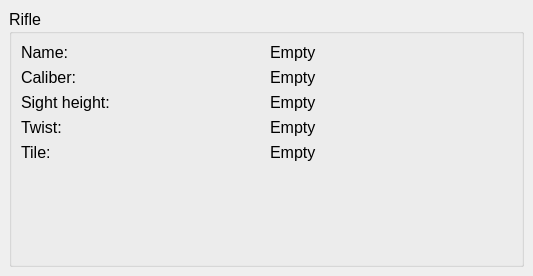
Qt form ui_templates/catalog_rifle_info.ui (o-murphy/archer_ballistics_constructor) before a commit.
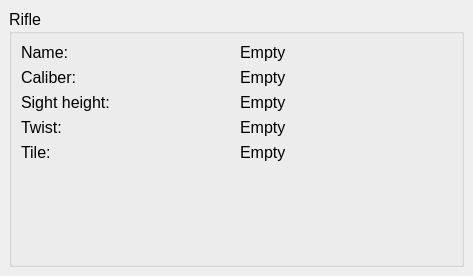
The same form after that commit.

```diff
--- a/ui_templates/catalog_rifle_info.ui
+++ b/ui_templates/catalog_rifle_info.ui
@@ -6,7 +6,7 @@
    <rect>
     <x>0</x>
     <y>0</y>
-    <width>533</width>
+    <width>473</width>
     <height>276</height>
    </rect>
   </property>
@@ -16,6 +16,12 @@
     <verstretch>0</verstretch>
    </sizepolicy>
   </property>
+  <property name="maximumSize">
+   <size>
+    <width>473</width>
+    <height>16777215</height>
+   </size>
+  </property>
   <property name="windowTitle">
    <string>Form</string>
   </property>
```
